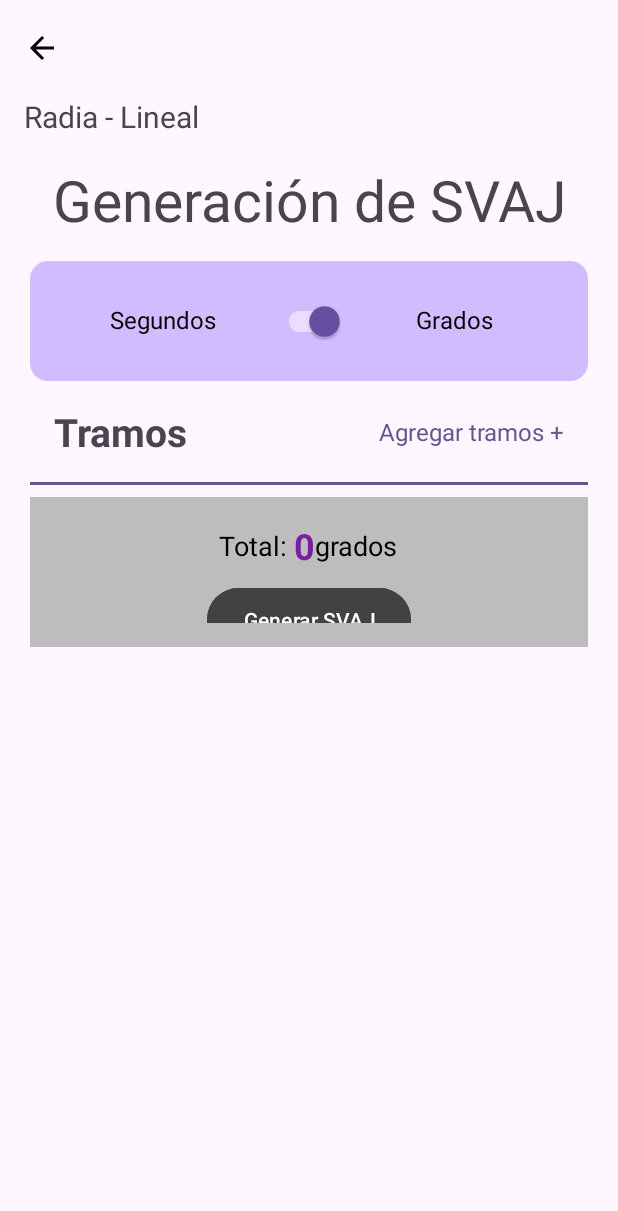
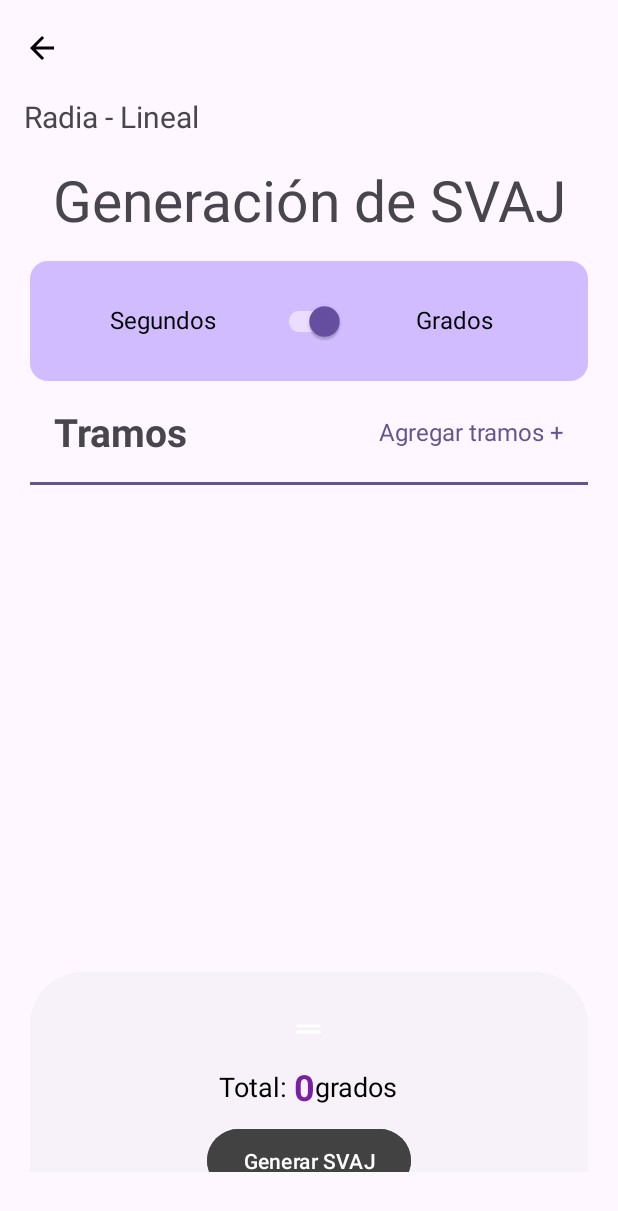
Before and after one commit to JIvanVB/LevanF, an Android app: the Radial_LinealActivity screen opened directly, with no data from a screen before it, on a phone screen of 412 x 824 dp. Shown: the top 1211 px of the screen. Run offline under Robolectric (Android 15) with nearby library versions, the phone set to English and light mode, and no system bars; libraries missing offline, so code that uses them is left out: androidx.cardview.

Commit message:
se trato de implementar un bottom sheed

```diff
--- a/app/build.gradle.kts
+++ b/app/build.gradle.kts
@@ -51,4 +51,5 @@ dependencies {
     testImplementation(libs.junit)
     androidTestImplementation(libs.androidx.junit)
     androidTestImplementation(libs.androidx.espresso.core)
+    implementation("com.google.android.material:material:1.9.0")
 }
--- a/app/src/main/java/com/rafd/levanf/Radial_LinealActivity.kt
+++ b/app/src/main/java/com/rafd/levanf/Radial_LinealActivity.kt
@@ -16,10 +16,12 @@ import androidx.core.view.WindowInsetsCompat
 import android.view.View
 import android.view.ViewGroup
 import android.widget.AdapterView
+import android.widget.FrameLayout
 import android.widget.Spinner
 import androidx.cardview.R.color.cardview_dark_background
 import androidx.core.content.ContextCompat
 import androidx.core.widget.doOnTextChanged
+import com.google.android.material.bottomsheet.BottomSheetBehavior
 
 class Radial_LinealActivity : AppCompatActivity() {
 
@@ -37,6 +39,13 @@ class Radial_LinealActivity : AppCompatActivity() {
             v.setPadding(systemBars.left, systemBars.top, systemBars.right, systemBars.bottom)
             insets
         }
+
+        BottomSheetBehavior.from(findViewById<FrameLayout>(R.id.bs)).apply {
+            peekHeight=200
+            this.state=BottomSheetBehavior.STATE_COLLAPSED
+
+        }
+
 
         listView = findViewById(R.id.lista)
         tramoAdapter = TramoAdapter(this, tramos)
--- /dev/null
+++ b/app/src/main/res/drawable/baseline_drag_handle_24.xml
@@ -0,0 +1,5 @@
+<vector xmlns:android="http://schemas.android.com/apk/res/android" android:height="24dp" android:tint="#FFFFFF" android:viewportHeight="24" android:viewportWidth="24" android:width="24dp">
+
+    <path android:fillColor="@android:color/white" android:pathData="M20,9H4v2h16V9zM4,15h16v-2H4V15z"/>
+
+</vector>
--- /dev/null
+++ b/app/src/main/res/drawable/bttom_sheed.xml
@@ -0,0 +1,7 @@
+<?xml version="1.0" encoding="utf-8"?>
+<shape xmlns:android="http://schemas.android.com/apk/res/android"
+    android:shape="rectangle"
+    >
+    <solid android:color="@color/griss"/>
+    <corners android:radius="35dp"/>
+</shape>
--- a/app/src/main/res/layout/activity_radial_lineal.xml
+++ b/app/src/main/res/layout/activity_radial_lineal.xml
@@ -129,18 +129,35 @@
             android:layout_marginTop="8dp"
             android:layout_weight="1" />
 
+
+        <androidx.coordinatorlayout.widget.CoordinatorLayout
+            android:layout_width="match_parent"
+            android:layout_height="450dp">
+
+            <FrameLayout
+                android:id="@+id/bs"
+                android:layout_width="match_parent"
+                android:layout_height="450dp"
+                android:background="@drawable/bttom_sheed"
+                app:layout_behavior="com.google.android.material.bottomsheet.BottomSheetBehavior"
+                >
+
                 <LinearLayout
                     android:layout_width="match_parent"
-            android:layout_height="100dp"
-            android:background="#E0E0E0"
-            android:layout_weight="0.1"
-
-            android:gravity="fill_vertical|center"
+                    android:layout_height="wrap_content"
                     android:orientation="vertical"
                     android:padding="16dp"
-            android:layout_gravity="bottom"
+                    android:layout_gravity="center_horizontal"
                     android:backgroundTint="#BDBDBD"
-            android:shape="oval">
+                    >
+
+                    <ImageView
+                        android:layout_width="70dp"
+                        android:layout_height="wrap_content"
+                        android:layout_gravity="center"
+                        android:src="@drawable/baseline_drag_handle_24"
+                        android:layout_margin="10dp"
+                        />
 
                     <LinearLayout
                         android:layout_width="match_parent"
@@ -179,6 +196,7 @@
                         android:id="@+id/generar"
                         android:layout_width="wrap_content"
                         android:layout_height="50dp"
+                        android:layout_gravity="center"
                         android:text="@string/generar_svaj"
                         android:backgroundTint="@color/cardview_dark_background"
                         android:textColor="@android:color/white"
@@ -186,6 +204,10 @@
                         android:enabled="false"/>
                 </LinearLayout>
 
+            </FrameLayout>
+
+        </androidx.coordinatorlayout.widget.CoordinatorLayout>
+
     </LinearLayout>
 
 </LinearLayout>
--- a/app/src/main/res/values/colors.xml
+++ b/app/src/main/res/values/colors.xml
@@ -6,4 +6,5 @@
     <color name="gray">#808080</color>
     <color name="purple">#D0BCFF</color>
     <color name="purpuraDark">#65558F</color>
+    <color name="griss">#f7f2fa</color>
 </resources>
```
Lines whose indentation alone changed are shown as unchanged.
